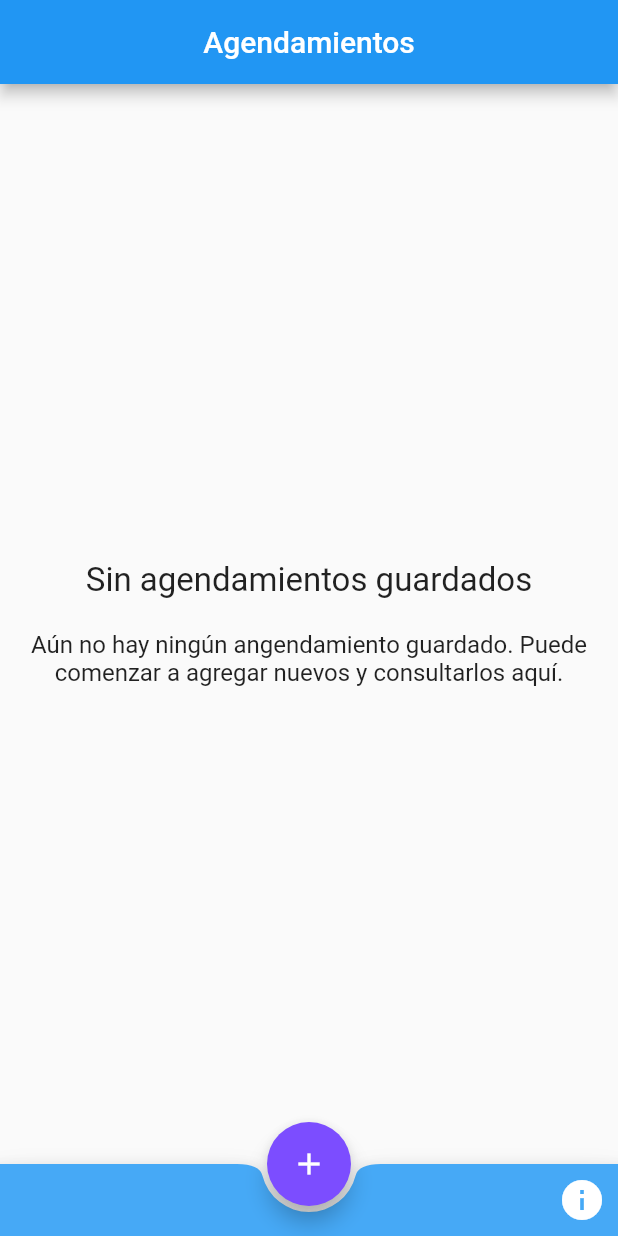
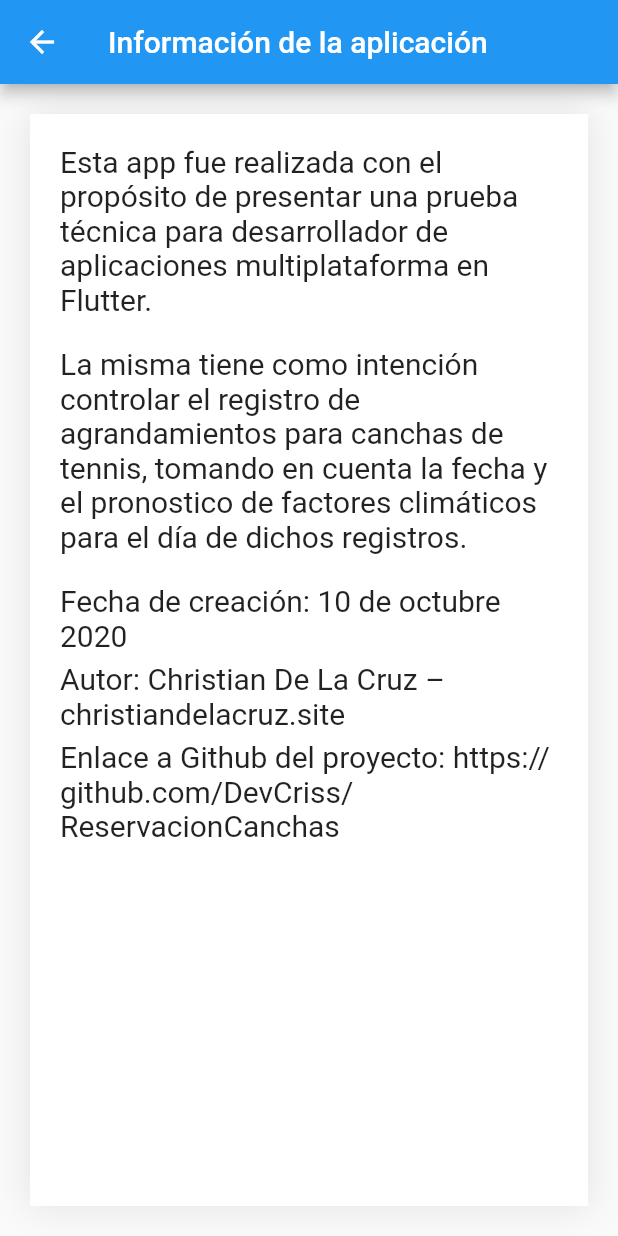
Before and after one commit to DevCriss/ReservacionCanchas, a Flutter app: the screen it shows after launch, after a tap on the "info" icon, on a phone screen of 412 x 824 dp. Run offline on Flutter 3.47's test engine with Material 2 defaults, Android fonts, the phone set to English and light mode, and no system bars; our stand-ins replace percent_indicator, sqflite; accounts and stored records are empty.

Commit message:
Informacion de la app

```diff
--- a/lib/main.dart
+++ b/lib/main.dart
@@ -2,6 +2,7 @@ import 'package:flutter/material.dart';
 import 'package:provider/provider.dart';
 import 'package:reservacion_canchas/src/pages/agendar_page.dart';
 import 'package:reservacion_canchas/src/pages/home_page.dart';
+import 'package:reservacion_canchas/src/pages/informacion_page.dart';
 import 'package:reservacion_canchas/src/providers/agendamientos_provider.dart';
 import 'package:reservacion_canchas/src/providers/formulario_provider.dart';
 
@@ -21,7 +22,8 @@ class MyApp extends StatelessWidget {
         initialRoute: 'home',
         routes: {
           'home': (context) => HomePage(),
-          'agendar': (context) => AgendarPage()
+          'agendar': (context) => AgendarPage(),
+          'info': (context) => InformacionPage(),
         },
       ),
     );
--- a/lib/src/pages/home_page.dart
+++ b/lib/src/pages/home_page.dart
@@ -35,7 +35,7 @@ class HomePage extends StatelessWidget {
             )),
       floatingActionButton: _addButton(context),
       floatingActionButtonLocation: FloatingActionButtonLocation.centerDocked,
-      bottomNavigationBar: _bottomNavBar(),
+      bottomNavigationBar: _bottomNavBar(context),
     );
   }
 
@@ -57,7 +57,7 @@ class HomePage extends StatelessWidget {
         });
   }
 
-  Widget _bottomNavBar() {
+  Widget _bottomNavBar(BuildContext context) {
     return BottomAppBar(
       color: Color.fromRGBO(70, 169, 246, 1),
       shape: CircularNotchedRectangle(),
@@ -66,7 +66,7 @@ class HomePage extends StatelessWidget {
         children: <Widget>[
           IconButton(
             color: Colors.white,
-            onPressed: () {},
+            onPressed: () => Navigator.of(context).pushNamed('info'),
             iconSize: 32,
             icon: Icon(Icons.info),
           ),
--- /dev/null
+++ b/lib/src/pages/informacion_page.dart
@@ -0,0 +1,52 @@
+import 'package:flutter/material.dart';
+
+class InformacionPage extends StatelessWidget {
+  @override
+  Widget build(BuildContext context) {
+    return Scaffold(
+      appBar: AppBar(
+        title: Text('Información de la aplicación'),
+      ),
+      body: _info(),
+    );
+  }
+
+  Widget _info() {
+    return Container(
+      margin: EdgeInsets.all(20),
+      padding: EdgeInsets.all(20),
+      decoration: BoxDecoration(color: Colors.white, boxShadow: [
+        BoxShadow(blurRadius: 20, color: Color.fromRGBO(0, 0, 0, 0.1))
+      ]),
+      child: Column(
+        crossAxisAlignment: CrossAxisAlignment.start,
+        children: [
+          Text(
+            'Esta app fue realizada con el propósito de presentar una prueba técnica para desarrollador de aplicaciones multiplataforma en Flutter.',
+            style: _generalTextStyle(),
+          ),
+          SizedBox(height: 20),
+          Text(
+              'La misma tiene como intención controlar el registro de agrandamientos para canchas de tennis, tomando en cuenta la fecha y el pronostico de factores climáticos para el día de dichos registros.',
+              style: _generalTextStyle()),
+          SizedBox(height: 20),
+          Text('Fecha de creación: 10 de octubre 2020',
+              style: _generalTextStyle()),
+          SizedBox(height: 6),
+          Text(
+            'Autor: Christian De La Cruz – christiandelacruz.site',
+            style: _generalTextStyle(),
+          ),
+          SizedBox(height: 6),
+          Text(
+              'Enlace a Github del proyecto: https://github.com/DevCriss/ReservacionCanchas',
+              style: _generalTextStyle()),
+        ],
+      ),
+    );
+  }
+
+  TextStyle _generalTextStyle() {
+    return TextStyle(fontSize: 20);
+  }
+}
```
